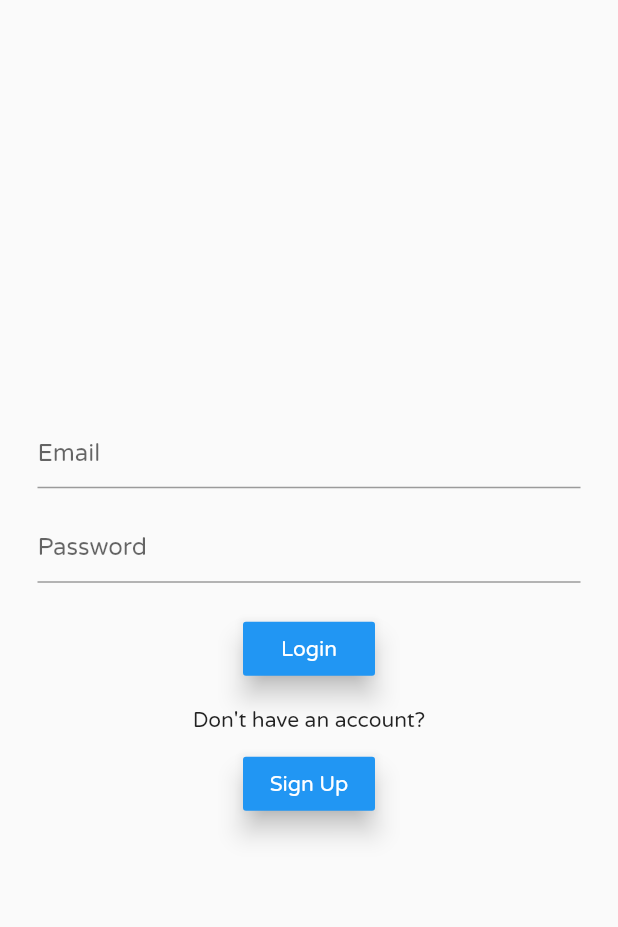
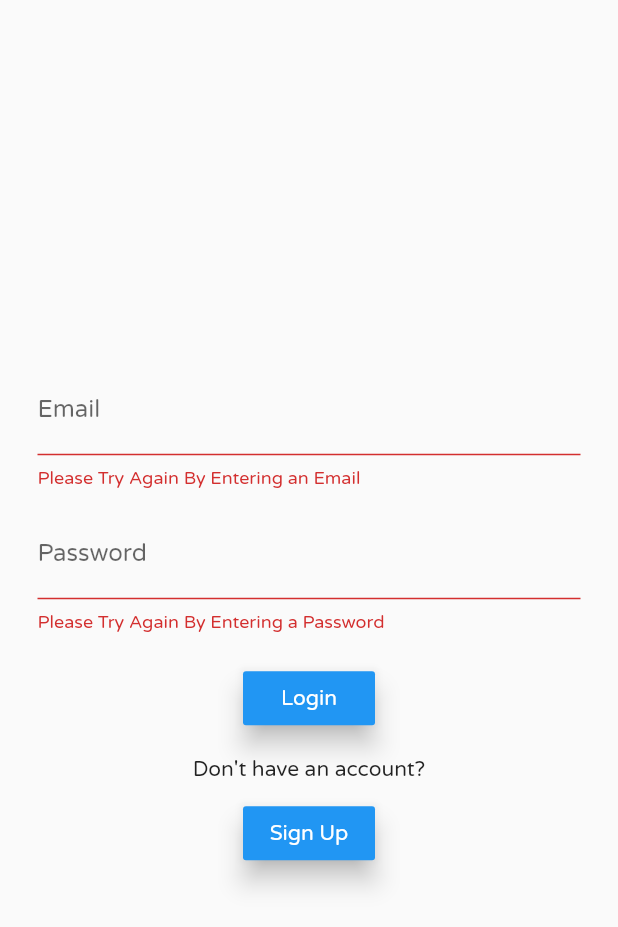
Before and after one commit to namrapatel/funder, a Flutter app: the LoginPage screen opened directly, after a tap on "Login", on a phone screen of 412 x 824 dp. Shown: the top 927 px of the screen. Run offline on Flutter 3.47's test engine with Material 2 defaults, Android fonts, the phone set to English and light mode, and no system bars; our stand-ins replace cloud_firestore, firebase_auth; accounts and stored records are empty; project files that could hold a hidden picture were left out.

Commit message:
Login/Users

```diff
--- a/lib/homepage.dart
+++ b/lib/homepage.dart
@@ -1,5 +1,5 @@
 import 'package:flutter/material.dart';
-import 'package:funder/widgets/CustomBottomBar.dart';
+//import 'package:funder/widgets/CustomBottomBar.dart';
 import 'package:funder/widgets/colorCard.dart';
 import 'package:funder/ui/CustomShapeClipper.dart';
 import 'package:firebase_auth/firebase_auth.dart';
--- a/lib/loginpage.dart
+++ b/lib/loginpage.dart
@@ -1,5 +1,7 @@
 import 'package:flutter/material.dart';
 import 'package:firebase_auth/firebase_auth.dart';
+import 'package:funder/homepage.dart';
+import 'package:funder/signuppage.dart';
 
 class LoginPage extends StatefulWidget {
   @override
@@ -7,51 +9,57 @@ class LoginPage extends StatefulWidget {
 }
 
 class _LoginPageState extends State<LoginPage> {
-  String _email;
-  String _password;
+  String _email, _password;
+  final GlobalKey<FormState> _formKey = GlobalKey<FormState>();
 
   @override
   Widget build(BuildContext context) {
     return new Scaffold(
-     body: Center(
+     body: Form(
+      key: _formKey,
       child: Container(
           padding: EdgeInsets.all(25.0),
           child: Column(
             mainAxisAlignment: MainAxisAlignment.center,
             children: <Widget>[
-              TextField(
-                  decoration: InputDecoration(hintText: 'Email'),
-                  onChanged: (value) {
-                    setState(() {
-                      _email = value;
-                    });
-                  }),
+              TextFormField(
+                validator: (input){
+                  if(input.isEmpty){
+                    return 'Please Try Again By Entering an Email';
+                  }
+                },
+                  decoration: InputDecoration(labelText: 'Email'),
+                  onSaved: (input) => _email = input,
+                  ),
               SizedBox(height: 15.0),
-              TextField(
-                decoration: InputDecoration(hintText: 'Password'),
-                onChanged: (value) {
-                  setState(() {
-                    _password = value;
-                  });
+              TextFormField(
+                validator: (input){
+                  if(input.isEmpty){
+                    return 'Please Try Again By Entering a Password';
+                  }
                 },
-                obscureText: true,
+                  decoration: InputDecoration(labelText: 'Password'),
+                  onSaved: (input) => _password = input,
+                obscureText: true, //makes the text not visible
               ),
               SizedBox(height: 20.0),
               RaisedButton(
+                onPressed: signIn,
                 child: Text('Login'),
                 color: Colors.blue,
                 textColor: Colors.white,
                 elevation: 7.0,
-                onPressed: () {
-                  FirebaseAuth.instance
-                      .signInWithEmailAndPassword(
-                          email: _email, password: _password)
-                      .then((FirebaseUser user) {
-                    Navigator.of(context).pushReplacementNamed('/homepage');
-                  }).catchError((e) {
-                    print(e);
-                  });
-                },
+
+
+                //   FirebaseAuth.instance
+                //       .signInWithEmailAndPassword(
+                //           email: _email, password: _password)
+                //       .then((FirebaseUser user) {
+                //     Navigator.of(context).pushReplacementNamed('/homepage');
+                //   }).catchError((e) {
+                //     print(e);
+                //   });
+
               ),
               SizedBox(height: 15.0),
               Text('Don\'t have an account?'),
@@ -62,11 +70,24 @@ class _LoginPageState extends State<LoginPage> {
                 textColor: Colors.white,
                 elevation: 7.0,
                 onPressed: () {
-                  Navigator.of(context).pushNamed('/signup');
+                //Navigator.of(context).pushNamed('/signup');
+                Navigator.push(context, MaterialPageRoute(builder: (contect) => SignupPage()));
                 },
               ),
             ],
           )),
     ));
   }
+  Future<void> signIn() async{
+    final formState = _formKey.currentState;
+    if(formState.validate()){
+      formState.save();
+      try{
+        FirebaseUser user = await FirebaseAuth.instance.signInWithEmailAndPassword(email: _email , password: _password);
+        Navigator.push(context, MaterialPageRoute(builder: (contect) => HomePage()));
+      }catch(e){
+        print(e.message);
+      }
+    }
+  }
 }
--- a/pubspec.yaml
+++ b/pubspec.yaml
@@ -17,6 +17,9 @@ environment:
   sdk: ">=2.1.0 <3.0.0"
 
 dependencies:
+
+
+
   flutter:
     sdk: flutter
 
```
Also changed, not shown: lib/main.dart (+8 -1 lines), lib/signuppage.dart (+33 -18 lines), lib/widgets/CustomBottomBar.dart (deleted, +0 -78 lines), pubspec.lock, 5 other files.
